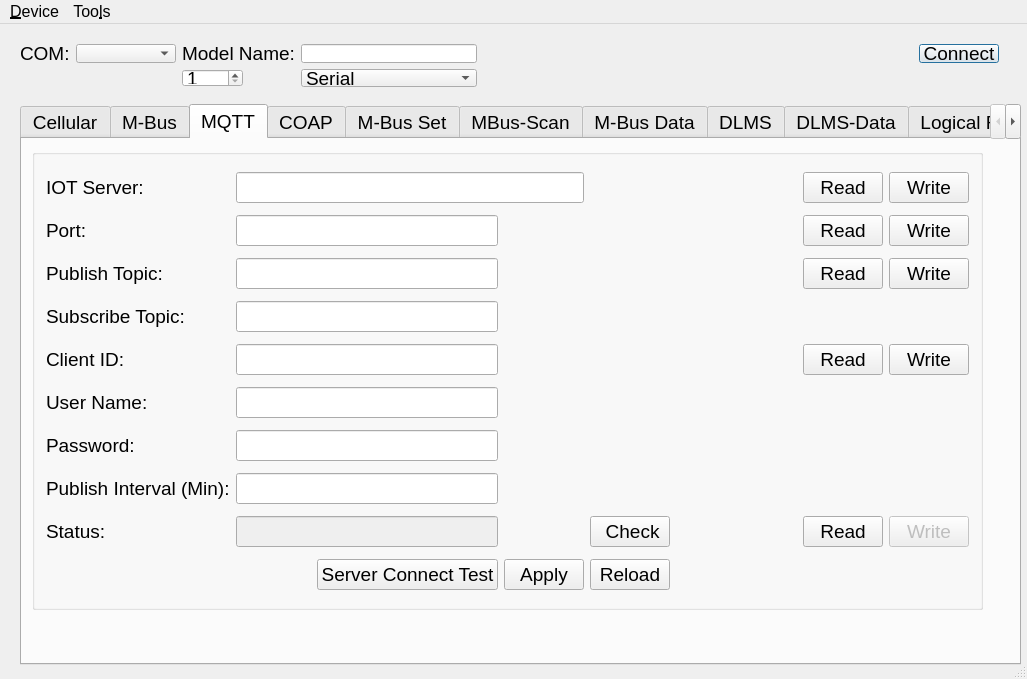
Before: the Qt Designer form mainwindow.ui in mikewomaster/nb, drawn with Qt 5.
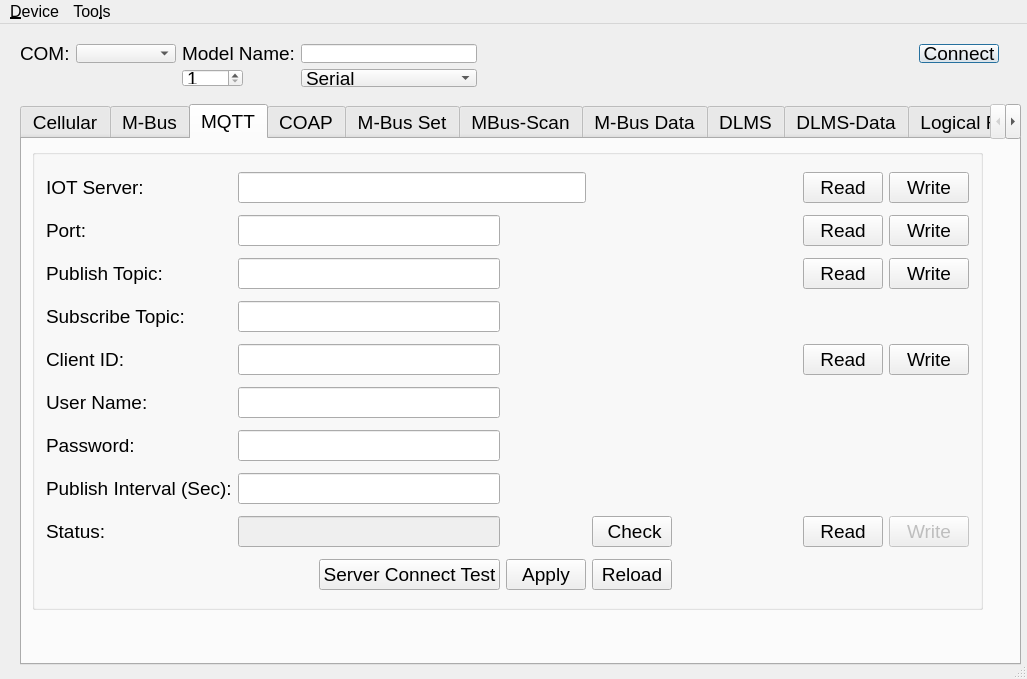
After: the same form once the commit is applied. The open tabs and pages were chosen to show the change. Icons and pictures are not drawn.

The edit to the form file:
```diff
--- a/mainwindow.ui
+++ b/mainwindow.ui
@@ -5331,7 +5331,7 @@
        <item row="7" column="1">
         <widget class="QLabel" name="label_135">
          <property name="text">
-          <string>Publish Interval (Min):</string>
+          <string>Publish Interval (Sec):</string>
          </property>
         </widget>
        </item>
```
